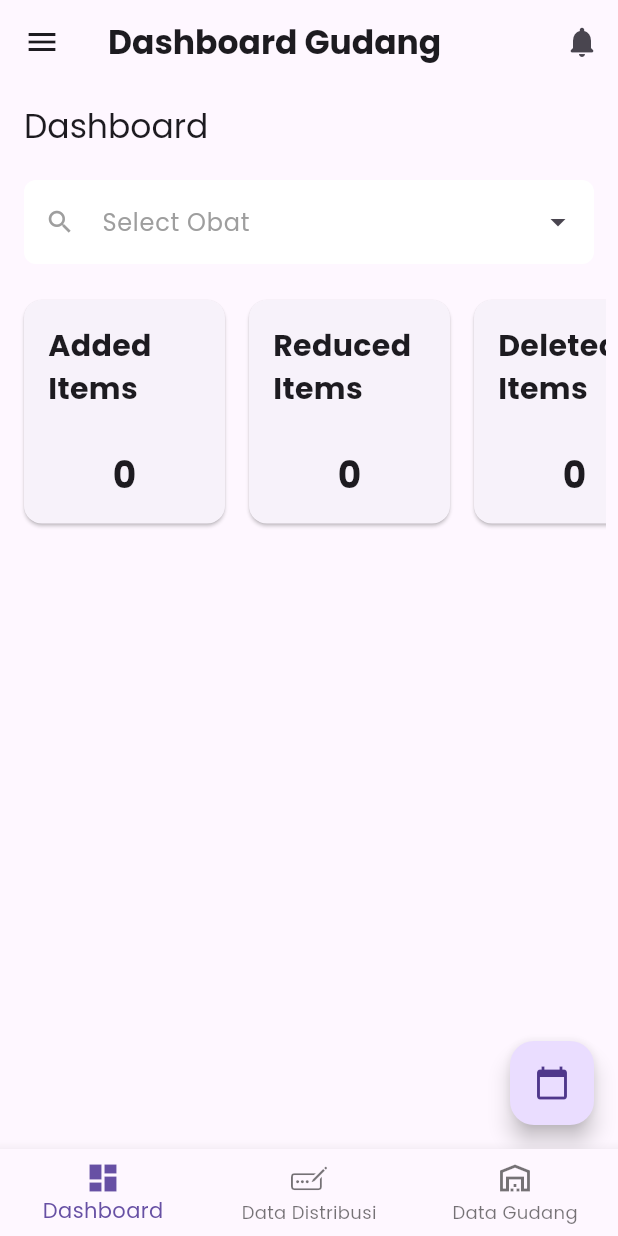
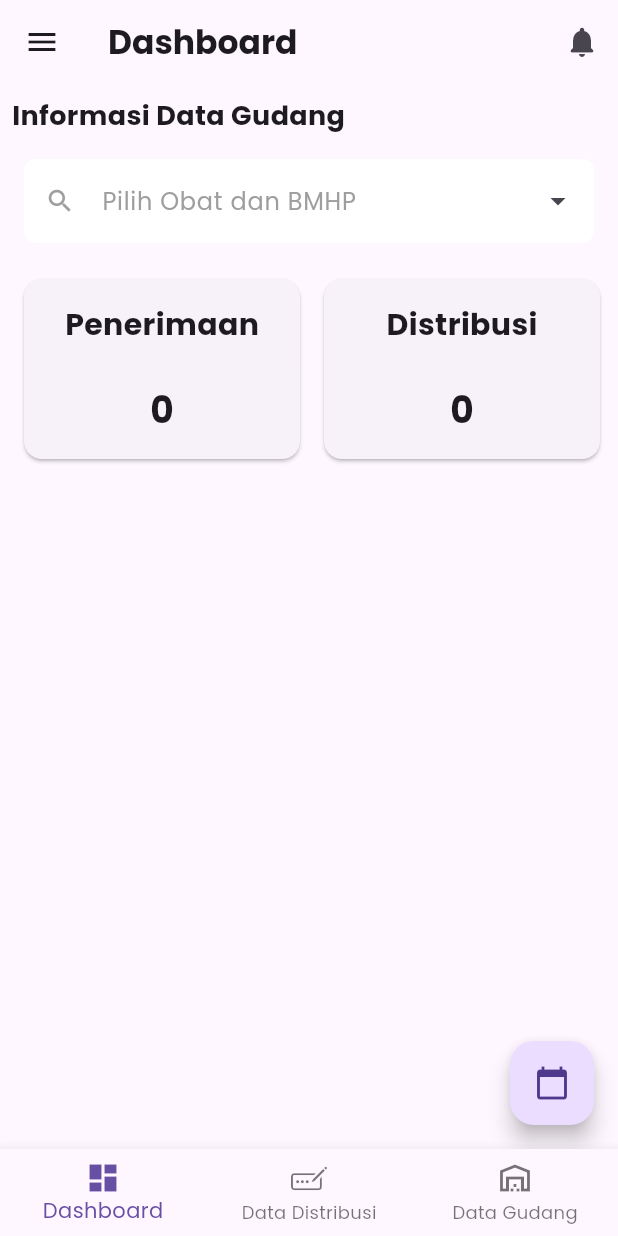
Before and after one commit to rho-ink/medicine-inventory-app, a Flutter app: the screen it shows once a user with an empty profile is signed in, on a phone screen of 412 x 824 dp. Run offline on Flutter 3.47's test engine with Material 3 defaults, Android fonts, the phone set to English and light mode, and no system bars; drawn by our look-alikes of dropdown_search; our stand-ins replace firebase_auth, firebase_core, firebase_database, google_fonts; missing offline and left inert: excel; accounts and stored records are empty.

Commit message:
minor bugfixes

```diff
--- a/lib/controllers/data_controller.dart
+++ b/lib/controllers/data_controller.dart
@@ -225,6 +225,7 @@ class DataController {
             expiryDate: expiry.expiryDate,
             quantity: expiry.quantity - remainingQuantity,
             submissionDate: expiry.submissionDate,
+            batchId: expiry.batchId,
           );
           remainingQuantity = 0;
         }
--- a/lib/models/med_model.dart
+++ b/lib/models/med_model.dart
@@ -47,12 +47,14 @@ class ExpiryDetail {
   String expiryDate;
   int quantity;
    String submissionDate;
+   String batchId;
 
   ExpiryDetail({
     required this.id,
     required this.expiryDate,
     required this.quantity,
     required this.submissionDate,
+    required this.batchId,
   });
 
   factory ExpiryDetail.fromJson(Map<String, dynamic> json) {
@@ -61,6 +63,7 @@ class ExpiryDetail {
       expiryDate: json['expiryDate'] ?? '',
       quantity: json['quantity'] ?? 0,
       submissionDate: json['submissionDate'] ?? '',
+      batchId:  json['batchId'] ?? '',
     );
   }
 
@@ -70,6 +73,7 @@ class ExpiryDetail {
       'expiryDate': expiryDate,
       'quantity': quantity,
       'submissionDate': submissionDate,
+      'batchId' : batchId,
     };
   }
 }
--- a/lib/views/pages/edits/add_catat.dart
+++ b/lib/views/pages/edits/add_catat.dart
@@ -357,6 +357,7 @@ class _AddTransaksiState extends State<AddTransaksi> {
         expiryDate: detail.expiryDate,
         quantity: detail.quantity - remainingQuantity,
         submissionDate: detail.submissionDate,
+        batchId: detail.batchId,
       );
       remainingQuantity = 0;
     } else {
--- a/lib/views/pages/home_page.dart
+++ b/lib/views/pages/home_page.dart
@@ -7,7 +7,7 @@ import 'package:admin_app/views/pages/screens/dashboard_screen.dart';
 import 'package:firebase_auth/firebase_auth.dart';
 import 'package:flutter/cupertino.dart';
 import 'package:flutter/material.dart';
-import 'package:admin_app/views/components/my_drawer.dart'; // Import the Drawer file
+import 'package:admin_app/views/components/my_drawer.dart';
 import 'package:admin_app/views/components/my_excel.dart';
 
 class HomePage extends StatefulWidget {
@@ -18,21 +18,35 @@ class HomePage extends StatefulWidget {
 }
 
 class _HomePageState extends State<HomePage> {
+  PageController _pageController = PageController(initialPage: 0);
+  int index = 0;
+
   var widgetList = [
     DashboardPage(),
     MainScreen(),
     SecondScreen(),
   ];
 
-  int index = 0;
-
   // sign user out
   Future<void> signUserOut(BuildContext context) async {
     await FirebaseAuth.instance.signOut();
-    // Navigate to the login page
     Navigator.pushReplacement(
       context,
       MaterialPageRoute(builder: (context) => LoginPage()),
+    );
+  }
+
+  void onPageChanged(int pageIndex) {
+    setState(() {
+      index = pageIndex;
+    });
+  }
+
+  void onBottomNavTapped(int tappedIndex) {
+    _pageController.animateToPage(
+      tappedIndex,
+      duration: Duration(milliseconds: 300),
+      curve: Curves.easeInOut,
     );
   }
 
@@ -40,9 +54,7 @@ class _HomePageState extends State<HomePage> {
   Widget build(BuildContext context) {
     final user = FirebaseAuth.instance.currentUser;
 
-    // Check if the user is null and handle it
     if (user == null) {
-      // Redirect to login page if user is not signed in
       WidgetsBinding.instance.addPostFrameCallback((_) {
         Navigator.pushReplacement(
           context,
@@ -72,21 +84,19 @@ class _HomePageState extends State<HomePage> {
           if (index == 2)
             IconButton(
               icon: Icon(Icons.print_rounded),
-              onPressed: () async {await exportToExcel(); // Call your export function here
-              ScaffoldMessenger.of(context).showSnackBar(
-                SnackBar(content: Text('Exported to Excel!')),
-              );},
+              onPressed: () async {
+                await exportToExcel();
+                ScaffoldMessenger.of(context).showSnackBar(
+                  SnackBar(content: Text('Exported to Excel!')),
+                );
+              },
             ),
         ],
       ),
-      drawer: AppDrawer(onLogout: () => signUserOut(context)), // Use the Drawer
+      drawer: AppDrawer(onLogout: () => signUserOut(context)),
       bottomNavigationBar: BottomNavigationBar(
         currentIndex: index,
-        onTap: (value) {
-          setState(() {
-            index = value;
-          });
-        },
+        onTap: onBottomNavTapped,
         items: const [
           BottomNavigationBarItem(
             icon: Icon(Icons.dashboard),
@@ -103,13 +113,16 @@ class _HomePageState extends State<HomePage> {
         ],
       ),
       floatingActionButton: _buildFAB(),
-      body: widgetList[index],
+      body: PageView(
+        controller: _pageController,
+        onPageChanged: onPageChanged,
+        children: widgetList,
+      ),
     );
   }
 
   Widget _buildFAB() {
     if (index == 1) {
-      // FAB MainScreen
       return FloatingActionButton(
         onPressed: () {
           Navigator.push(
@@ -123,7 +136,6 @@ class _HomePageState extends State<HomePage> {
         backgroundColor: Colors.white,
       );
     } else if (index == 2) {
-      // FAB SecondScreen
       return FloatingActionButton(
         onPressed: () {
           Navigator.push(
@@ -139,16 +151,23 @@ class _HomePageState extends State<HomePage> {
     }
     return Container(); // Return an empty container if no FAB is needed
   }
+
   String _getAppBarTitle(int index) {
     switch (index) {
       case 0:
-        return 'Dashboard Gudang';
+        return 'Dashboard';
       case 1:
         return 'Daftar Keluaran Obat';
       case 2:
-        return 'Daftar Obat dan BMHP'; // Title for the new screen
+        return 'Daftar Obat dan BMHP';
       default:
         return 'Default Title';
     }
   }
+
+  @override
+  void dispose() {
+    _pageController.dispose();
+    super.dispose();
+  }
 }
--- a/lib/views/pages/screens/dashboard_screen.dart
+++ b/lib/views/pages/screens/dashboard_screen.dart
@@ -73,10 +73,21 @@ class _DashboardPageState extends State<DashboardPage> {
   @override
   Widget build(BuildContext context) {
     return Scaffold(
-      appBar: AppBar(title: Text('Dashboard')),
       body: Column(
         crossAxisAlignment: CrossAxisAlignment.start,
         children: [
+          Padding(
+            padding: const EdgeInsets.all(8.0),
+            child: Row(mainAxisAlignment: MainAxisAlignment.spaceBetween,
+                        children: [
+                          Text(
+                            'Informasi Data Gudang',
+                            style: TextStyle(
+                                fontSize: 18, fontWeight: FontWeight.bold),
+                          ),
+
+                        ],),
+          ),
           Padding(
             padding: const EdgeInsets.symmetric(horizontal: 16.0, vertical: 8.0),
             child: DropdownSearch<String>(
@@ -101,7 +112,7 @@ class _DashboardPageState extends State<DashboardPage> {
                     color: Colors.grey,
                   ),
                   filled: true,
-                  hintText: 'Select Obat',
+                  hintText: 'Pilih Obat dan BMHP',
                   hintStyle: const TextStyle(color: Colors.grey),
                 ),
               ),
@@ -110,7 +121,7 @@ class _DashboardPageState extends State<DashboardPage> {
                 searchFieldProps: TextFieldProps(
                   decoration: InputDecoration(
                     border: OutlineInputBorder(),
-                    hintText: 'Search Obat',
+                    hintText: 'Cari Obat dan BMHP',
                     hintStyle: TextStyle(color: Colors.grey),
                   ),
                 ),
@@ -137,12 +148,12 @@ class _DashboardPageState extends State<DashboardPage> {
                   child: Row(
                     children: [
                       DashboardCard(
-                          title: 'Added Items', quantity: data?['added'] ?? 0),
+                          title: 'Penerimaan', quantity: data?['added'] ?? 0),
                       DashboardCard(
-                          title: 'Reduced Items',
+                          title: 'Distribusi',
                           quantity: data?['reduced'] ?? 0),
                       DashboardCard(
-                          title: 'Deleted Items',
+                          title: 'Kadaluarsa',
                           quantity: data?['deleted'] ?? 0),
                     ],
                   ),
@@ -169,7 +180,7 @@ class DashboardCard extends StatelessWidget {
   @override
   Widget build(BuildContext context) {
     return Container(
-      width: 150,
+      width: 200,
       padding: const EdgeInsets.all(4.0),
       child: Card(
         child: Padding(
--- a/lib/views/pages/screens/second_screen.dart
+++ b/lib/views/pages/screens/second_screen.dart
@@ -270,7 +270,7 @@ Future<void> _showExpiryInfoDialog(Gudang gudang) {
     return Padding(
       padding: const EdgeInsets.symmetric(vertical: 8.0),
       child: Text(
-        'Tanggal Kadaluwarsa: ${detail.expiryDate} - Status: $status',
+        'Nomor Batch: ${detail.batchId}\nTanggal Kadaluwarsa: ${detail.expiryDate} - Status: $status',
         style: TextStyle(
           color: difference.inDays > 180 ? Colors.green : Colors.red,
         ),
```
Also changed, not shown: lib/views/pages/edits/add_gudang.dart (+27 -2 lines), lib/views/pages/screens/main_screen.dart (+59 -4 lines).
